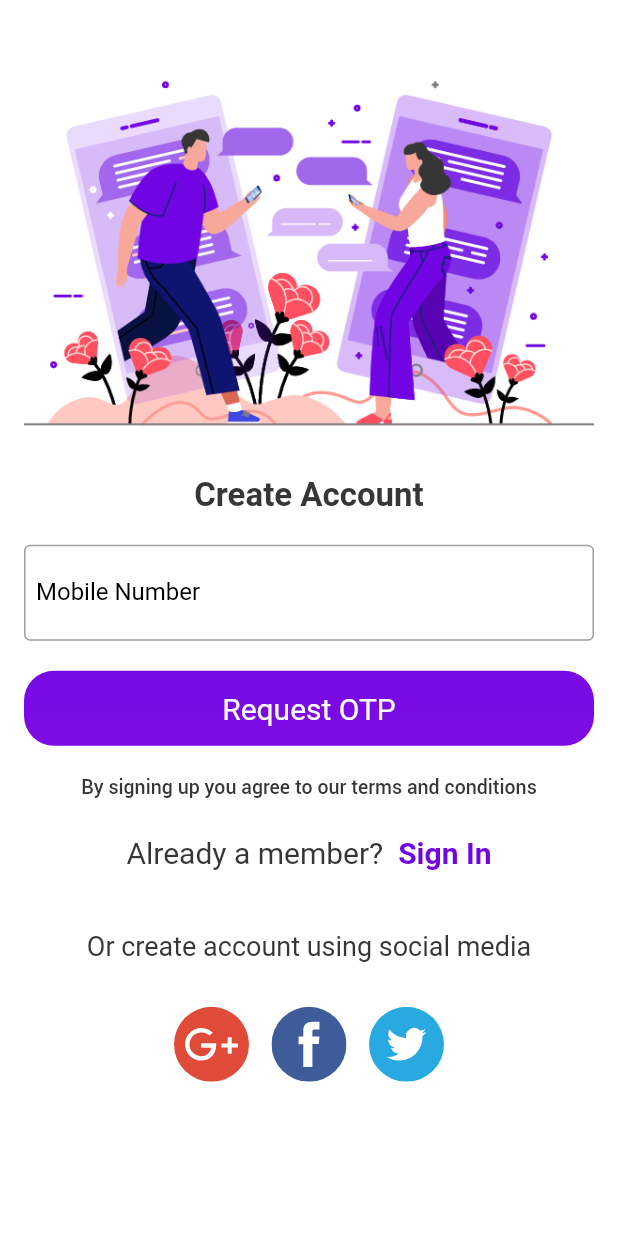
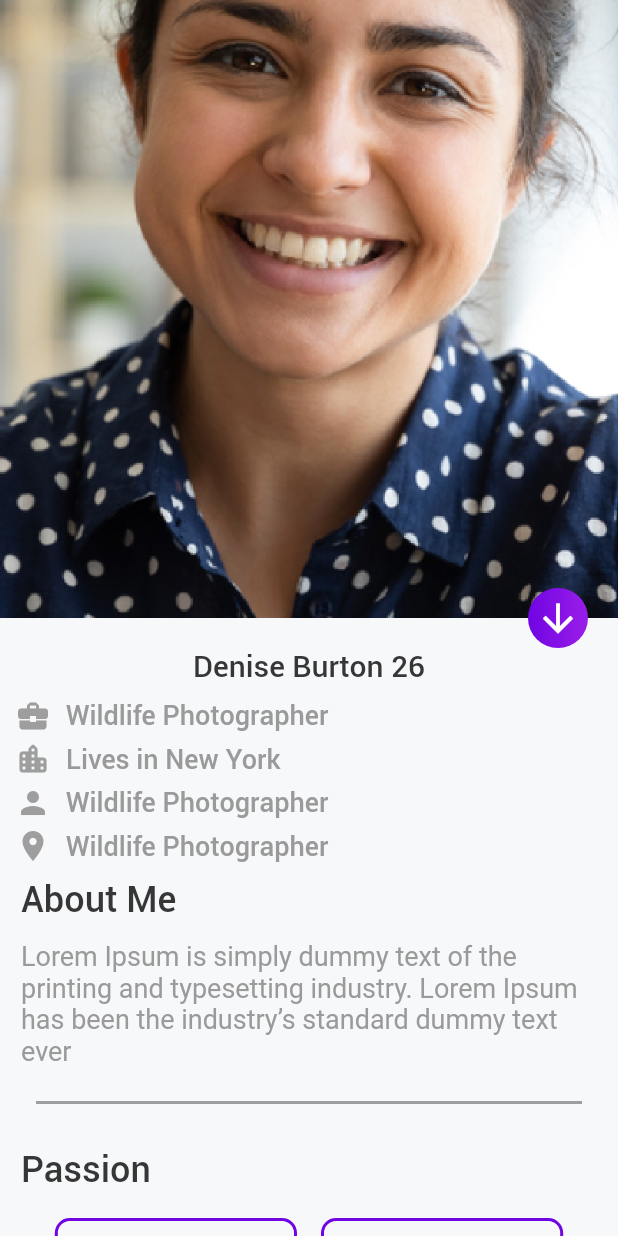
Before and after one commit to jagadeeshpodilapu/daytte, a Flutter app: the screen it shows after launch, on a phone screen of 412 x 824 dp. Run offline on Flutter 3.47's test engine with Material 2 defaults, Android fonts, the phone set to English and light mode, and no system bars; our stand-ins replace connectivity_plus, dio, dotted_border, flutter_svg, geolocator, get and 9 more; accounts and stored records are empty.

Commit message:
new screens designs added

```diff
--- a/lib/main.dart
+++ b/lib/main.dart
@@ -1,11 +1,14 @@
 import 'package:daytte/controllers/splash_controller/splash_binding.dart';
 import 'package:daytte/routes/app_routes.dart';
 import 'package:daytte/services/internet_connect_checker.dart';
+import 'package:daytte/view/screens/permissions/permissions.dart';
 import 'package:flutter/material.dart';
 import 'package:get/get.dart';
 import 'package:get_storage/get_storage.dart';
 
 import 'routes/app_pages.dart';
+import 'view/screens/discoverpartner/expand_discover_partner.dart';
+import 'view/screens/permissions/meet_people.dart';
 
 void main() async {
   await GetStorage.init();
@@ -24,7 +27,7 @@ class MyApp extends StatelessWidget with WidgetsBindingObserver {
       debugShowCheckedModeBanner: false,
       theme: ThemeData(
         primarySwatch: Colors.blue,
-        scaffoldBackgroundColor: Colors.white,
+        scaffoldBackgroundColor: Color(0xffF7F8FA),
         fontFamily: 'Roboto',
         textTheme: TextTheme(
           headline1: TextStyle(color: Color(0xff363636)),
@@ -39,11 +42,11 @@ class MyApp extends StatelessWidget with WidgetsBindingObserver {
           bodyText2: TextStyle(color: Color(0xff363636)),
         ),
       ),
-      // home: NewFind(),
-      initialBinding: SplashBinding(),
-      initialRoute: AppRoutes.SPLASHVIEW,
-      defaultTransition: Transition.rightToLeft,
-      getPages: AppPages.routes,
+      home: ExpandPartnerDetails(),
+      // initialBinding: SplashBinding(),
+      // initialRoute: AppRoutes.SPLASHVIEW,
+      // defaultTransition: Transition.rightToLeft,
+      // getPages: AppPages.routes,
     );
   }
 }
--- /dev/null
+++ b/lib/view/screens/discoverpartner/expand_discover_partner.dart
@@ -0,0 +1,231 @@
+import 'dart:ui';
+
+import 'package:daytte/consts/image_constants.dart';
+import 'package:daytte/view/widgets/common_widgets.dart';
+import 'package:flutter/material.dart';
+import 'package:flutter_svg/flutter_svg.dart';
+
+class ExpandPartnerDetails extends StatelessWidget {
+  @override
+  Widget build(BuildContext context) {
+    final theme = Theme.of(context).textTheme;
+    return Scaffold(
+      body: Stack(
+        fit: StackFit.expand,
+        clipBehavior: Clip.none,
+        children: [
+          _userProfilePicWidget(),
+          _downArrowWidget(),
+          _userBioDetailsWidget(theme),
+        ],
+      ),
+    );
+  }
+
+  Widget _userBioDetailsWidget(TextTheme theme) {
+    return FractionallySizedBox(
+      heightFactor: 0.5,
+      alignment: Alignment.bottomCenter,
+      child: SingleChildScrollView(
+        child: Column(
+          children: [
+            addVerticalSpace(20),
+            _userNameWidget(theme),
+            addVerticalSpace(10),
+            _infoWidget(Icons.business_center, "Wildlife Photographer", theme),
+            addVerticalSpace(5),
+            _infoWidget(
+                Icons.location_city_rounded, "Lives in New York", theme),
+            addVerticalSpace(5),
+            _infoWidget(Icons.person, "Wildlife Photographer", theme),
+            addVerticalSpace(5),
+            _infoWidget(Icons.location_on, "Wildlife Photographer", theme),
+            _aboutmeText(theme, "About Me"),
+            _aboutmeInfoWidget(theme),
+            addVerticalSpace(20),
+            _divider,
+            addVerticalSpace(20),
+            _aboutmeText(theme, "Passion"),
+            _passionListWidget(theme),
+            addVerticalSpace(20),
+            _divider,
+            addVerticalSpace(20),
+            Center(
+                child: Text(
+              "Share Denise Burton Profile",
+              style: theme.headline6?.copyWith(color: Color(0xff7004E3)),
+            )),
+            Center(
+                child: Text(
+              "See what a friend thinks",
+              style: theme.subtitle1
+                  ?.copyWith(color: Color(0xff7004E3), fontSize: 18),
+            )),
+            addVerticalSpace(20),
+            _divider,
+            addVerticalSpace(20),
+            Text(
+              "REPORT DENISE BURTON",
+              style: theme.headline6?.copyWith(color: Color(0xff9a9a9a)),
+            ),
+            addVerticalSpace(20),
+            _divider,
+            addVerticalSpace(40),
+            _setIconsWidget(),
+            addVerticalSpace(30),
+          ],
+        ),
+      ),
+    );
+  }
+
+  Widget _setIconsWidget() {
+    return Row(
+      mainAxisAlignment: MainAxisAlignment.center,
+      children: [
+        _tinderIcons(ImageConstants.ic_rewind),
+        addHorizontalSpace(50),
+        _tinderIcons(ImageConstants.ic_love),
+        addHorizontalSpace(50),
+        _tinderIcons(ImageConstants.ic_close),
+      ],
+    );
+  }
+
+  Widget _tinderIcons(String icon) {
+    return Container(
+      height: 50,
+      width: 50,
+      child: MaterialButton(
+        color: Colors.white,
+        shape: RoundedRectangleBorder(
+          borderRadius: BorderRadius.circular(25),
+          side: BorderSide(color: Colors.white),
+        ),
+        padding: EdgeInsets.all(8),
+        onPressed: () {
+          if (icon == ImageConstants.ic_rewind) {
+            // controller.matchEngine?.currentItem?.nope();
+          } else if (icon == ImageConstants.ic_love) {
+            //  controller.matchEngine?.currentItem?.like();
+          } else if (icon == ImageConstants.ic_close) {
+            // controller.matchEngine?.currentItem?.superLike();
+          }
+        },
+        child: Image.asset(
+          icon,
+          height: 30,
+          width: 30,
+        ),
+      ),
+    );
+  }
+
+  Widget _passionListWidget(TextTheme theme) {
+    return Padding(
+      padding: const EdgeInsets.symmetric(horizontal: 12),
+      child: Wrap(
+        runSpacing: 5,
+        children: List.generate(
+            4,
+            (index) => Padding(
+                  padding: const EdgeInsets.all(8.0),
+                  child: Container(
+                    padding: const EdgeInsets.all(12.0),
+                    decoration: BoxDecoration(
+                        borderRadius: BorderRadius.circular(10),
+                        border: Border.all(color: Color(0xff7004E3), width: 2)),
+                    child: Text("index $index dskfnjksdlf",
+                        style: theme.subtitle1
+                            ?.copyWith(color: Color(0xff7004E3))),
+                  ),
+                )),
+      ),
+    );
+  }
+
+  Padding _aboutmeInfoWidget(TextTheme theme) {
+    return Padding(
+      padding: const EdgeInsets.symmetric(horizontal: 14, vertical: 3),
+      child: Text(
+          "Lorem Ipsum is simply dummy text of the printing and typesetting industry. Lorem Ipsum has been the industry’s standard dummy text ever",
+          style: theme.subtitle1?.copyWith(
+              fontWeight: FontWeight.w400,
+              fontSize: 18,
+              color: Color(0xff9a9a9a))),
+    );
+  }
+
+  Container get _divider => Container(
+        height: 2,
+        color: Colors.grey,
+        margin: EdgeInsets.symmetric(horizontal: 24),
+      );
+
+  Align _aboutmeText(TextTheme theme, String text) {
+    return Align(
+        alignment: Alignment.topLeft,
+        child: Padding(
+          padding: const EdgeInsets.symmetric(horizontal: 14.0, vertical: 10),
+          child: Text(text,
+              style: theme.headline5?.copyWith(fontWeight: FontWeight.w500)),
+        ));
+  }
+
+  Widget _infoWidget(IconData src, String text, TextTheme theme) {
+    return Row(
+      children: [
+        addHorizontalSpace(10),
+        Icon(src, color: Colors.grey),
+        addHorizontalSpace(10),
+        Text(text,
+            style: theme.headline6
+                ?.copyWith(fontSize: 18, color: Color(0xff9a9a9a)))
+      ],
+    );
+  }
+
+  Widget _userNameWidget(TextTheme theme) {
+    return Align(
+        alignment: Alignment.topCenter,
+        child: Text(
+          "Denise Burton 26",
+          style: theme.headline6,
+        ));
+  }
+
+  FractionallySizedBox _userProfilePicWidget() {
+    return FractionallySizedBox(
+      heightFactor: 0.5,
+      alignment: Alignment.topCenter,
+      child: Container(
+        child: Image.asset('assets/icon/video_girl.png', fit: BoxFit.cover),
+      ),
+    );
+  }
+
+  Align _downArrowWidget() {
+    return Align(
+      alignment: Alignment.centerRight,
+      child: Container(
+        height: 40,
+        width: 40,
+        margin: EdgeInsets.symmetric(horizontal: 20),
+        decoration: BoxDecoration(
+          color: Colors.red,
+          shape: BoxShape.circle,
+          gradient: gradientColors,
+        ),
+        child: Icon(Icons.arrow_downward, color: Colors.white, size: 30),
+      ),
+    );
+  }
+
+  LinearGradient get gradientColors => LinearGradient(
+        colors: <Color>[
+          Color(0xFF7004E3),
+          Color(0xFF8511E6),
+          Color(0xFF9A1EE9),
+        ],
+      );
+}
--- a/lib/view/widgets/button_widget.dart
+++ b/lib/view/widgets/button_widget.dart
@@ -59,31 +59,22 @@ class RaisedGradientButton extends StatelessWidget {
       width: width ?? double.infinity,
       height: 50.0,
       decoration: BoxDecoration(
-          borderRadius: BorderRadius.circular(borderRadius ?? 20.0),
-          gradient: LinearGradient(
-            colors: <Color>[
-              Color(0xFF7004E3),
-              Color(0xFF8511E6),
-            ],
-            transform: GradientRotation(math.pi / 2),
-          )),
-      /* LinearGradient(
-            colors: [
-              Color(0xFF7004E3),
-              Color(0xFF8511E6),
-              Color(0xFF9222EC)
-            ],
-            begin: Alignment.centerLeft,
-            end: Alignment.centerRight,
-            stops: [0, 0.2, 0.5],
-          )*/
-      /* boxShadow: [
+          borderRadius: BorderRadius.circular(borderRadius ?? 14.0),
+          boxShadow: [
             BoxShadow(
               color: Color(0xFF9222EC),
               offset: Offset(0.0, 3),
               blurRadius: 4,
             ),
-          ]),*/
+          ],
+          gradient: LinearGradient(
+            colors: <Color>[
+              Color(0xFF7004E3),
+              Color(0xFF8511E6),
+              Color(0xFF9A1EE9),
+            ],
+            transform: GradientRotation(math.pi / 4),
+          )),
       child: Material(
         color: Colors.transparent,
         child: InkWell(
```
Also changed, not shown: lib/view/screens/permissions/meet_people.dart (added, +56 -0 lines), lib/view/screens/permissions/permissions.dart (added, +57 -0 lines), assets/icon/close.svg (added), assets/icon/heart_gradient.svg (added), assets/icon/rewind.svg (added), assets/icon/ripples.svg (added).
